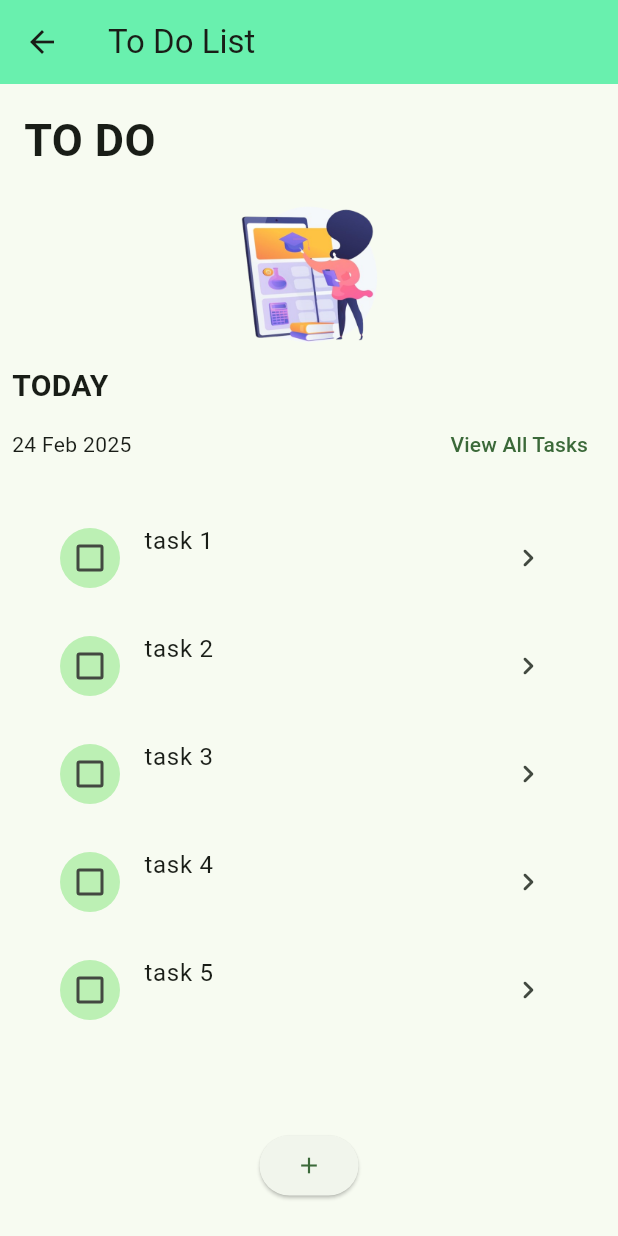
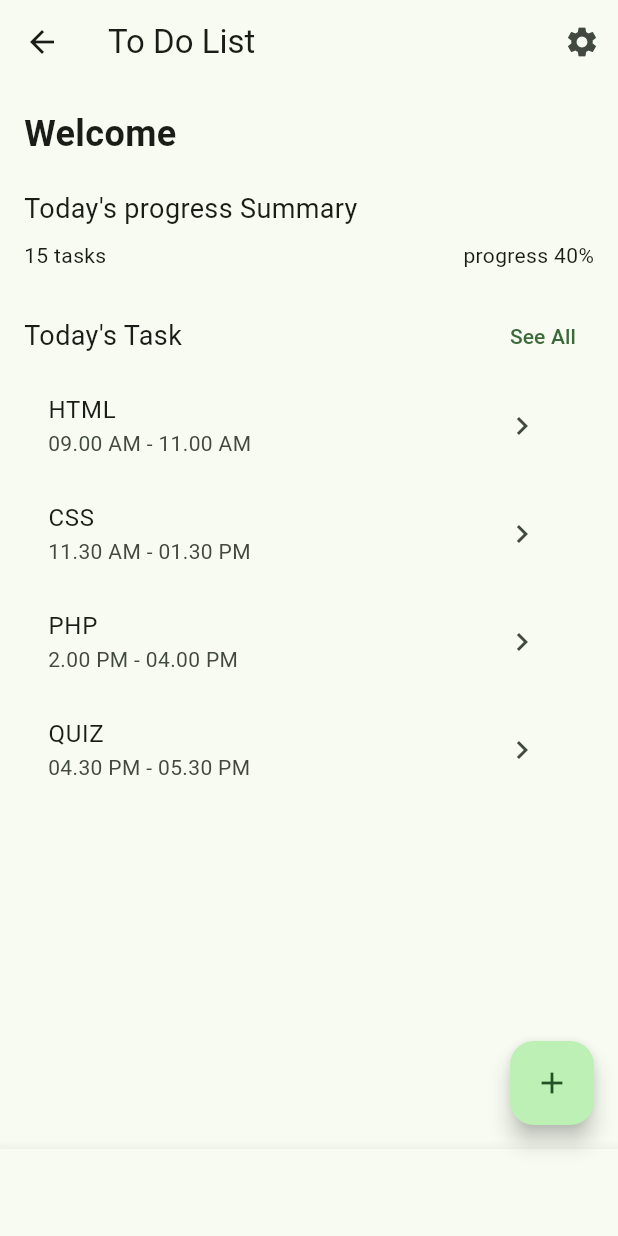
Before and after one commit to IPMSand/PUSL2023-Mobile-App-Development-Group-50, a Flutter app: the screen it shows after launch, item 2 of the bottom bar chosen, after a tap on the "menu" icon, after a tap on "To Do List", on a phone screen of 412 x 824 dp. Run offline on Flutter 3.47's test engine with Material 3 defaults, Android fonts, the phone set to English and light mode, and no system bars; our stand-ins replace percent_indicator.

```diff
--- a/lib/screens/home.dart
+++ b/lib/screens/home.dart
@@ -1,9 +1,9 @@
 import 'package:flutter/material.dart';
+import 'package:mad_project/screens/task_home_page.dart';
 import 'event_plan.dart';
 import '../screens/dashboard.dart';
 import '../screens/profile.dart';
 import '../screens/timer.dart';
-import '../screens/to_screen.dart';
 
 
 
@@ -56,7 +56,7 @@ class _HomeScreenState extends State<HomeScreen> {
                   ListTile(
                     leading: Icon(Icons.shield_moon),
                     title: Text('To Do List'),
-                    onTap: () => _navigateToScreen( TodoScreen()),
+                    onTap: () => _navigateToScreen( MainHomePage()),
                   ),
                   ListTile(
                     leading: Icon(Icons.timer),
--- /dev/null
+++ b/lib/screens/task_home_page.dart
@@ -0,0 +1,130 @@
+import 'package:flutter/material.dart';
+import 'package:mad_project/screens/to_create.dart';
+// Import the second page
+
+class MainHomePage extends StatelessWidget {
+  const MainHomePage({super.key});
+
+  @override
+  Widget build(BuildContext context) {
+    return Scaffold(
+      appBar: AppBar(
+        title: Text('To Do List'),
+        actions: [
+          IconButton(
+            icon: Icon(Icons.settings),
+            onPressed: () {
+              // Handle settings action
+            },
+          ),
+        ],
+      ),
+      body: _buildBody(context),
+      floatingActionButton: FloatingActionButton(
+        onPressed: () {
+          Navigator.push(
+            context,
+            MaterialPageRoute(builder: (context) => CreateTodoPage()),
+          );
+        },
+        child: Icon(Icons.add),
+      ),
+      bottomNavigationBar: _buildBottomNavigationBar(),
+    );
+  }
+
+  Widget _buildBody(BuildContext context) {
+    return SingleChildScrollView(
+      child: Padding(
+        padding: const EdgeInsets.all(16.0),
+        child: Column(
+          crossAxisAlignment: CrossAxisAlignment.start,
+          children: [
+            _buildWelcomeSection(),
+            SizedBox(height: 20),
+            _buildProgressSummary(),
+            SizedBox(height: 20),
+            _buildTodaysTasks(context),
+          ],
+        ),
+      ),
+    );
+  }
+
+  Widget _buildWelcomeSection() {
+    return Row(
+      mainAxisAlignment: MainAxisAlignment.spaceBetween,
+      children: [
+        Text('Welcome', style: TextStyle(fontSize: 24, fontWeight: FontWeight.bold)),
+        // Add any welcome image or icon here
+      ],
+    );
+  }
+
+  Widget _buildProgressSummary() {
+    return Column(
+      crossAxisAlignment: CrossAxisAlignment.start,
+      children: [
+        Text('Today\'s progress Summary', style: TextStyle(fontSize: 18)),
+        SizedBox(height: 8),
+        Row(
+          mainAxisAlignment: MainAxisAlignment.spaceBetween,
+          children: [
+            Text('15 tasks'),
+            Text('progress 40%'),
+          ],
+        ),
+        // Add progress bar here
+      ],
+    );
+  }
+
+  Widget _buildTodaysTasks(BuildContext context) {
+    return Column(
+      crossAxisAlignment: CrossAxisAlignment.start,
+      children: [
+        Row(
+          mainAxisAlignment: MainAxisAlignment.spaceBetween,
+          children: [
+            Text('Today\'s Task', style: TextStyle(fontSize: 18)),
+            TextButton(
+              onPressed: () {
+                // Navigate to see all tasks
+              },
+              child: Text('See All'),
+            ),
+          ],
+        ),
+        _buildTaskItem(context, 'HTML', '09.00 AM - 11.00 AM'),
+        _buildTaskItem(context, 'CSS', '11.30 AM - 01.30 PM'),
+        _buildTaskItem(context, 'PHP', '2.00 PM - 04.00 PM'),
+        _buildTaskItem(context, 'QUIZ', '04.30 PM - 05.30 PM'),
+      ],
+    );
+  }
+
+  Widget _buildTaskItem(BuildContext context, String title, String time) {
+    return ListTile(
+      title: Text(title),
+      subtitle: Text(time),
+      trailing: IconButton(
+        icon: Icon(Icons.chevron_right),
+        onPressed: () {
+          // Navigate to task details page
+        },
+      ),
+    );
+  }
+
+  Widget _buildBottomNavigationBar() {
+    return BottomNavigationBar(
+      items: const <BottomNavigationBarItem>[
+        BottomNavigationBarItem(icon: Icon(Icons.home), label: 'Home'),
+        BottomNavigationBarItem(icon: Icon(Icons.check_circle_outline), label: 'Completed'),
+        BottomNavigationBarItem(icon: Icon(Icons.history), label: 'History'),
+        BottomNavigationBarItem(icon: Icon(Icons.notifications), label: 'Notifications'),
+      ],
+      // Add logic for currentIndex and onTap if needed
+    );
+  }
+}
--- a/lib/screens/to_screen.dart
+++ /dev/null
@@ -1,110 +0,0 @@
-import 'package:flutter/material.dart';
-import '../screens/to_create.dart';
-import '../componments/todo_img.dart';
-import '../componments/todo_list.dart';
-import '../componments/todo_midtitle.dart';
-import '../componments/todo_taskbtn.dart';
-import '../componments/todo_toptitle.dart';
-
-
-// To-Do List Screen (in todo_screen.dart)
-class TodoScreen extends StatefulWidget {
-  const TodoScreen({super.key});
-
-  @override
-  State<TodoScreen> createState() => _TodoState();
-}
-
-class _TodoState extends State<TodoScreen> {
-  final List<Task> _tasks = [
-    Task(taskName: 'task 1',categoryName: 'html', isTaskDone: false, time: ''),
-    Task(taskName: 'task 2',categoryName: 'css', isTaskDone: false, time: ''),
-    Task(taskName: 'task 3',categoryName: 'data', isTaskDone: false, time: ''),
-    Task(taskName: 'task 4',categoryName: 'html', isTaskDone: false, time: ''),
-    Task(taskName: 'task 5',categoryName: 'html', isTaskDone: false, time: ''),
-  ];
-
-  final List<Task> _completedTasks = [];
-
-  void _onTaskCompleted(int index) {
-    setState(() {
-      final task = _tasks[index];
-      _tasks.removeAt(index);
-      _completedTasks.add(task);
-    });
-  }
-
-void _addNewTask(String taskName, String categoryName, [bool? bool]) {
-  setState(() {
-    _completedTasks.add(Task(taskName: taskName, categoryName: categoryName, isTaskDone: false, time: ''));
-  });
-}
-
-
-  @override
-  Widget build(BuildContext context) {
-    return SafeArea(
-      child: Scaffold(
-        appBar: AppBar(
-          title: const Text("To Do List"),
-          backgroundColor: Colors.greenAccent,
-        ),
-        body: _todoBody(),
-      ),
-    );
-  }
-
-  // to do body
-  Widget _todoBody() {
-    return Padding(
-      padding: const EdgeInsets.all(8.0),
-      child: Column(
-        mainAxisAlignment: MainAxisAlignment.start,
-        children: [
-
-          // ttitle
-          TopTitle(),
-
-          // img
-          TodoImage(),
-
-          // list links
-          Align(
-            child: TodoTileHeader(
-              date: '24 Feb 2025', // Replace with your desired date
-              onViewAllPressed: () {
-                // Add your logic to view all tasks here
-               debugPrint('View All Tasks pressed!');
-              },
-            ),
-          ),
-
-          // list here
-          Expanded(
-            child: TodoList(
-              tasks: _tasks,
-              completedTasks: _completedTasks,
-              onTaskCompleted: _onTaskCompleted,
-            ),
-          ),
-
-        TodoCreateButton(
-        onPressed: () {
-          Navigator.push(
-            context,
-            MaterialPageRoute(builder: (context) =>  TodoTaskRow()),
-          );
-          debugPrint('Create todo button pressed!');
-        },
-        icon: Icons.add,
-      ),
-
-          // size box
-          const SizedBox(
-            height: 15,
-          ),
-        ],
-      ),
-    );
-  }
-}
```
Also changed, not shown: lib/screens/to_create.dart (+163 -40 lines).
